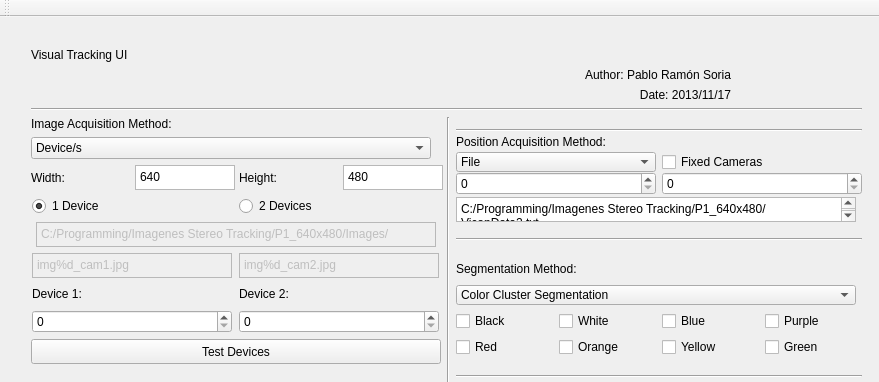
Before: the Qt Designer form VisualTrackingUI-QT/VisualTrackingUI-QT/mainwindow.ui in Bardo91/DepartamentoESI, drawn with Qt 5; both pictures show x 0 to 879 and y 0 to 382 of the 879 by 578 pixel window.
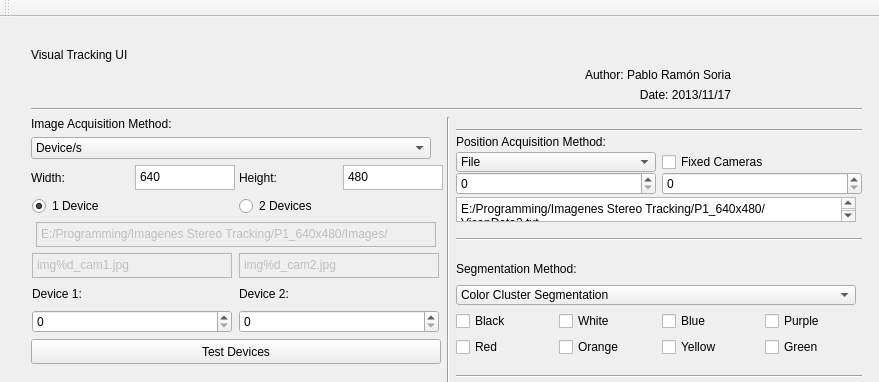
After: the same form once the commit is applied.

Commit message: MADE: --> Stable and functional version --> Very slow 1.5 fps

Diff of the .ui file:
```diff
--- a/VisualTrackingUI-QT/VisualTrackingUI-QT/mainwindow.ui
+++ b/VisualTrackingUI-QT/VisualTrackingUI-QT/mainwindow.ui
@@ -333,7 +333,7 @@
                 </size>
                </property>
                <property name="plainText">
-                <string>C:/Programming/Imagenes Stereo Tracking/P1_640x480/Images/</string>
+                <string>E:/Programming/Imagenes Stereo Tracking/P1_640x480/Images/</string>
                </property>
               </widget>
              </item>
@@ -679,7 +679,7 @@
               </size>
              </property>
              <property name="plainText">
-              <string>C:/Programming/Imagenes Stereo Tracking/P1_640x480/ViconData2.txt</string>
+              <string>E:/Programming/Imagenes Stereo Tracking/P1_640x480/ViconData2.txt</string>
              </property>
             </widget>
            </item>
```
Left out of the diff: 2 changed lines with no effect on the pictures. The commit also changes 2 other files.
